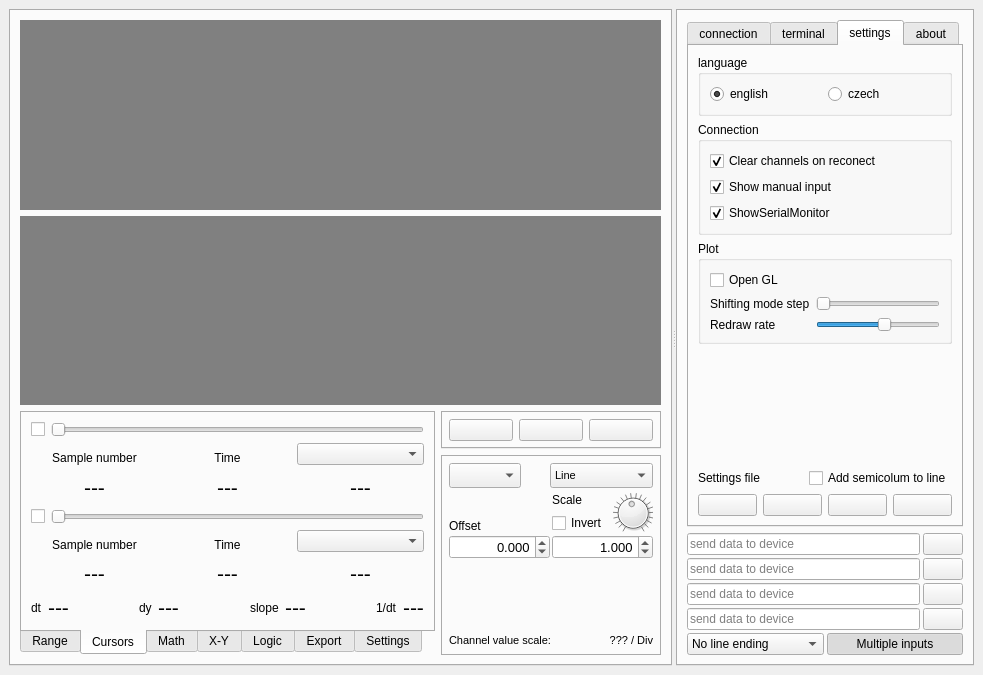
jirimaier/DataPlotter, file mainwindow.ui: the form before one commit.
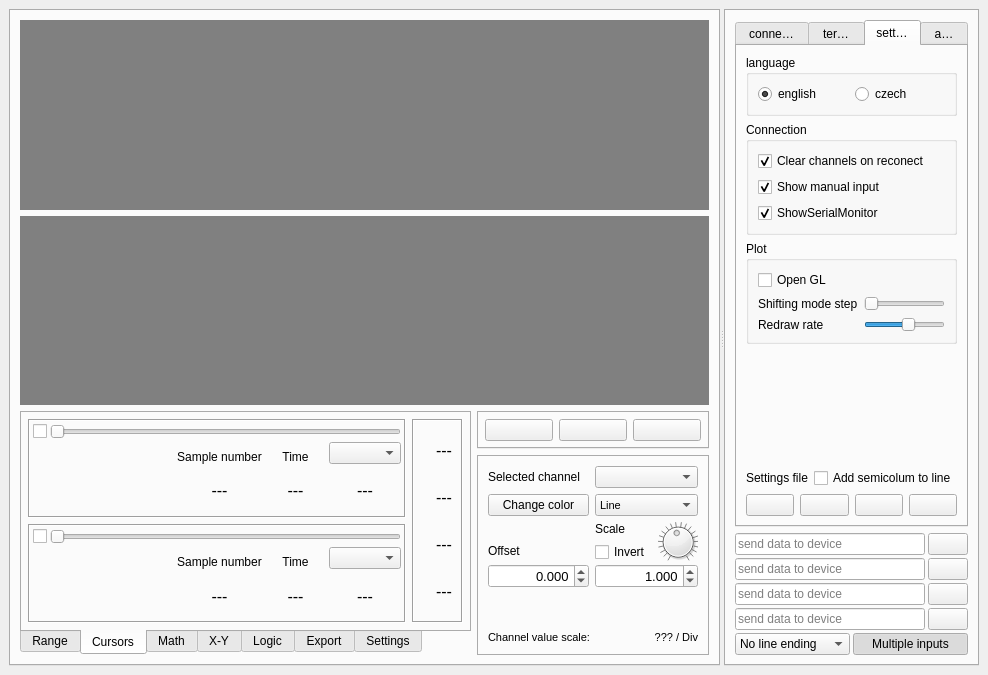
The form after the commit. The open tabs and pages were chosen to show the change. Icons and pictures are not drawn. Custom widgets are drawn as their Qt base class.

The edit to the form file:
```diff
--- a/mainwindow.ui
+++ b/mainwindow.ui
@@ -6,7 +6,7 @@
    <rect>
     <x>0</x>
     <y>0</y>
-    <width>983</width>
+    <width>988</width>
     <height>675</height>
    </rect>
   </property>
@@ -97,7 +97,19 @@
               <enum>QTabWidget::Rounded</enum>
              </property>
              <property name="currentIndex">
-              <number>1</number>
+              <number>6</number>
+             </property>
+             <property name="elideMode">
+              <enum>Qt::ElideRight</enum>
+             </property>
+             <property name="usesScrollButtons">
+              <bool>true</bool>
+             </property>
+             <property name="documentMode">
+              <bool>false</bool>
+             </property>
+             <property name="tabsClosable">
+              <bool>false</bool>
              </property>
              <property name="tabBarAutoHide">
               <bool>true</bool>
@@ -1107,9 +1119,45 @@
               <attribute name="title">
                <string>Cursors</string>
               </attribute>
-              <layout class="QVBoxLayout" name="verticalLayout_23">
+              <layout class="QHBoxLayout" name="horizontalLayout_21">
+               <property name="leftMargin">
+                <number>6</number>
+               </property>
+               <property name="topMargin">
+                <number>6</number>
+               </property>
+               <property name="rightMargin">
+                <number>6</number>
+               </property>
+               <property name="bottomMargin">
+                <number>6</number>
+               </property>
                <item>
-                <layout class="QVBoxLayout" name="verticalLayout_21">
+                <layout class="QVBoxLayout" name="verticalLayout_24">
+                 <item>
+                  <widget class="QFrame" name="frame">
+                   <property name="frameShape">
+                    <enum>QFrame::Box</enum>
+                   </property>
+                   <property name="frameShadow">
+                    <enum>QFrame::Sunken</enum>
+                   </property>
+                   <layout class="QVBoxLayout" name="verticalLayout_22">
+                    <property name="spacing">
+                     <number>3</number>
+                    </property>
+                    <property name="leftMargin">
+                     <number>3</number>
+                    </property>
+                    <property name="topMargin">
+                     <number>3</number>
+                    </property>
+                    <property name="rightMargin">
+                     <number>3</number>
+                    </property>
+                    <property name="bottomMargin">
+                     <number>3</number>
+                    </property>
                  <item>
                   <layout class="QHBoxLayout" name="horizontalLayout_4">
                    <item>
@@ -1138,18 +1186,41 @@
                   </layout>
                  </item>
                  <item>
-                  <layout class="QGridLayout" name="gridLayout_4" rowstretch="1,0">
-                   <item row="0" column="2">
-                    <widget class="QComboBox" name="comboBoxCursor1Channel">
-                     <property name="maxVisibleItems">
-                      <number>1000</number>
-                     </property>
-                     <property name="sizeAdjustPolicy">
-                      <enum>QComboBox::AdjustToContents</enum>
-                     </property>
-                    </widget>
-                   </item>
-                   <item row="0" column="0">
+                     <layout class="QGridLayout" name="gridLayout_4" rowstretch="1,100" columnstretch="1000,1,1,1">
+                      <property name="horizontalSpacing">
+                       <number>20</number>
+                      </property>
+                      <item row="1" column="3">
+                       <widget class="QLabel" name="labelCur1Val">
+                        <property name="font">
+                         <font>
+                          <pointsize>12</pointsize>
+                         </font>
+                        </property>
+                        <property name="text">
+                         <string>---</string>
+                        </property>
+                        <property name="alignment">
+                         <set>Qt::AlignCenter</set>
+                        </property>
+                       </widget>
+                      </item>
+                      <item row="1" column="1">
+                       <widget class="QLabel" name="labelCur1Sample">
+                        <property name="font">
+                         <font>
+                          <pointsize>12</pointsize>
+                         </font>
+                        </property>
+                        <property name="text">
+                         <string>---</string>
+                        </property>
+                        <property name="alignment">
+                         <set>Qt::AlignCenter</set>
+                        </property>
+                       </widget>
+                      </item>
+                      <item row="0" column="1">
                     <widget class="QLabel" name="label_21">
                      <property name="text">
                       <string>Sample number</string>
@@ -1159,21 +1230,11 @@
                      </property>
                     </widget>
                    </item>
-                   <item row="0" column="1">
-                    <widget class="QLabel" name="label_19">
-                     <property name="text">
-                      <string>Time</string>
-                     </property>
-                     <property name="alignment">
-                      <set>Qt::AlignBottom|Qt::AlignHCenter</set>
-                     </property>
-                    </widget>
-                   </item>
-                   <item row="1" column="1">
+                      <item row="1" column="2">
                     <widget class="QLabel" name="labelCur1Time">
                      <property name="font">
                       <font>
-                       <pointsize>16</pointsize>
+                          <pointsize>12</pointsize>
                       </font>
                      </property>
                      <property name="text">
@@ -1184,42 +1245,68 @@
                      </property>
                     </widget>
                    </item>
-                   <item row="1" column="0">
-                    <widget class="QLabel" name="labelCur1Sample">
-                     <property name="font">
-                      <font>
-                       <pointsize>16</pointsize>
-                      </font>
-                     </property>
+                      <item row="0" column="2">
+                       <widget class="QLabel" name="label_19">
                      <property name="text">
-                      <string>---</string>
+                         <string>Time</string>
                      </property>
                      <property name="alignment">
-                      <set>Qt::AlignCenter</set>
+                         <set>Qt::AlignBottom|Qt::AlignHCenter</set>
                      </property>
                     </widget>
                    </item>
-                   <item row="1" column="2">
-                    <widget class="QLabel" name="labelCur1Val">
-                     <property name="font">
-                      <font>
-                       <pointsize>16</pointsize>
-                      </font>
-                     </property>
-                     <property name="text">
-                      <string>---</string>
-                     </property>
-                     <property name="alignment">
-                      <set>Qt::AlignCenter</set>
-                     </property>
-                    </widget>
-                   </item>
+                      <item row="0" column="3">
+                       <widget class="QComboBox" name="comboBoxCursor1Channel">
+                        <property name="maxVisibleItems">
+                         <number>1000</number>
+                        </property>
+                        <property name="sizeAdjustPolicy">
+                         <enum>QComboBox::AdjustToContents</enum>
+                        </property>
+                       </widget>
+                      </item>
+                      <item row="0" column="0">
+                       <spacer name="horizontalSpacer_3">
+                        <property name="orientation">
+                         <enum>Qt::Horizontal</enum>
+                        </property>
+                        <property name="sizeHint" stdset="0">
+                         <size>
+                          <width>40</width>
+                          <height>20</height>
+                         </size>
+                        </property>
+                       </spacer>
+                      </item>
                   </layout>
                  </item>
                 </layout>
+                  </widget>
                </item>
                <item>
-                <layout class="QVBoxLayout" name="verticalLayout_22">
+                  <widget class="QFrame" name="frame">
+                   <property name="frameShape">
+                    <enum>QFrame::Box</enum>
+                   </property>
+                   <property name="frameShadow">
+                    <enum>QFrame::Sunken</enum>
+                   </property>
+                   <layout class="QVBoxLayout" name="verticalLayout_21">
+                    <property name="spacing">
+                     <number>3</number>
+                    </property>
+                    <property name="leftMargin">
+                     <number>3</number>
+                    </property>
+                    <property name="topMargin">
+                     <number>3</number>
+                    </property>
+                    <property name="rightMargin">
+                     <number>3</number>
+                    </property>
+                    <property name="bottomMargin">
+                     <number>3</number>
+                    </property>
                  <item>
                   <layout class="QHBoxLayout" name="horizontalLayout_9">
                    <item>
@@ -1251,8 +1338,14 @@
                   </layout>
                  </item>
                  <item>
-                  <layout class="QGridLayout" name="gridLayout_5" rowstretch="1,0">
-                   <item row="0" column="2">
+                     <layout class="QGridLayout" name="gridLayout_5" rowstretch="1,100" columnstretch="1000,1,1,1">
+                      <property name="horizontalSpacing">
+                       <number>20</number>
+                      </property>
+                      <property name="verticalSpacing">
+                       <number>6</number>
+                      </property>
+                      <item row="0" column="3">
                     <widget class="QComboBox" name="comboBoxCursor2Channel">
                      <property name="maxVisibleItems">
                       <number>1000</number>
@@ -1262,46 +1355,11 @@
                      </property>
                     </widget>
                    </item>
-                   <item row="0" column="0">
-                    <widget class="QLabel" name="label_22">
-                     <property name="text">
-                      <string>Sample number</string>
-                     </property>
-                     <property name="alignment">
-                      <set>Qt::AlignBottom|Qt::AlignHCenter</set>
-                     </property>
-                    </widget>
-                   </item>
-                   <item row="0" column="1">
-                    <widget class="QLabel" name="label_20">
-                     <property name="text">
-                      <string>Time</string>
-                     </property>
-                     <property name="alignment">
-                      <set>Qt::AlignBottom|Qt::AlignHCenter</set>
-                     </property>
-                    </widget>
-                   </item>
                    <item row="1" column="1">
-                    <widget class="QLabel" name="labelCur2Time">
-                     <property name="font">
-                      <font>
-                       <pointsize>16</pointsize>
-                      </font>
-                     </property>
-                     <property name="text">
-                      <string>---</string>
-                     </property>
-                     <property name="alignment">
-                      <set>Qt::AlignCenter</set>
-                     </property>
-                    </widget>
-                   </item>
-                   <item row="1" column="0">
                     <widget class="QLabel" name="labelCur2Sample">
                      <property name="font">
                       <font>
-                       <pointsize>16</pointsize>
+                          <pointsize>12</pointsize>
                       </font>
                      </property>
                      <property name="text">
@@ -1313,10 +1371,25 @@
                     </widget>
                    </item>
                    <item row="1" column="2">
+                       <widget class="QLabel" name="labelCur2Time">
+                        <property name="font">
+                         <font>
+                          <pointsize>12</pointsize>
+                         </font>
+                        </property>
+                        <property name="text">
+                         <string>---</string>
+                        </property>
+                        <property name="alignment">
+                         <set>Qt::AlignCenter</set>
+                        </property>
+                       </widget>
+                      </item>
+                      <item row="1" column="3">
                     <widget class="QLabel" name="labelCur2Val">
                      <property name="font">
                       <font>
-                       <pointsize>16</pointsize>
+                          <pointsize>12</pointsize>
                       </font>
                      </property>
                      <property name="text">
@@ -1327,24 +1400,81 @@
                      </property>
                     </widget>
                    </item>
+                      <item row="0" column="1">
+                       <widget class="QLabel" name="label_22">
+                        <property name="text">
+                         <string>Sample number</string>
+                        </property>
+                        <property name="alignment">
+                         <set>Qt::AlignBottom|Qt::AlignHCenter</set>
+                        </property>
+                       </widget>
+                      </item>
+                      <item row="0" column="2">
+                       <widget class="QLabel" name="label_20">
+                        <property name="text">
+                         <string>Time</string>
+                        </property>
+                        <property name="alignment">
+                         <set>Qt::AlignBottom|Qt::AlignHCenter</set>
+                        </property>
+                       </widget>
+                      </item>
+                      <item row="0" column="0">
+                       <spacer name="horizontalSpacer_11">
+                        <property name="orientation">
+                         <enum>Qt::Horizontal</enum>
+                        </property>
+                        <property name="sizeHint" stdset="0">
+                         <size>
+                          <width>40</width>
+                          <height>20</height>
+                         </size>
+                        </property>
+                       </spacer>
+                      </item>
                   </layout>
                  </item>
                 </layout>
-               </item>
+                  </widget>
+                 </item>
+                </layout>
+               </item>
                <item>
-                <layout class="QHBoxLayout" name="horizontalLayout_21" stretch="1,1,100,1,1,100,1,1,100,1,1">
+                <widget class="QFrame" name="frame">
+                 <property name="frameShape">
+                  <enum>QFrame::Box</enum>
+                 </property>
+                 <property name="frameShadow">
+                  <enum>QFrame::Sunken</enum>
+                 </property>
+                 <layout class="QVBoxLayout" name="verticalLayout_23">
+                  <item>
+                   <layout class="QHBoxLayout" name="horizontalLayout_11">
                  <item>
                   <widget class="QLabel" name="label_18">
                    <property name="text">
-                    <string>dt</string>
+                       <string/>
+                      </property>
+                      <property name="pixmap">
+                       <pixmap resource="resources.qrc">:/images/icons/deltaX.png</pixmap>
+                      </property>
+                      <property name="scaledContents">
+                       <bool>false</bool>
                    </property>
                   </widget>
                  </item>
                  <item>
                   <widget class="QLabel" name="labelCurDeltaTime">
+                      <property name="sizePolicy">
+                       <sizepolicy hsizetype="Fixed" vsizetype="Preferred">
+                        <horstretch>0</horstretch>
+                        <verstretch>0</verstretch>
+                       </sizepolicy>
+                      </property>
                    <property name="font">
                     <font>
-                     <pointsize>16</pointsize>
+                        <pointsize>12</pointsize>
                     </font>
                    </property>
                    <property name="text">
@@ -1355,31 +1485,31 @@
                    </property>
                   </widget>
                  </item>
+                   </layout>
+                  </item>
                  <item>
-                  <spacer name="horizontalSpacer_3">
-                   <property name="orientation">
-                    <enum>Qt::Horizontal</enum>
-                   </property>
-                   <property name="sizeHint" stdset="0">
-                    <size>
-                     <width>40</width>
-                     <height>20</height>
-                    </size>
-                   </property>
-                  </spacer>
-                 </item>
+                   <layout class="QHBoxLayout" name="horizontalLayout_22">
                  <item>
                   <widget class="QLabel" name="label_11">
                    <property name="text">
-                    <string>dy</string>
+                       <string/>
+                      </property>
+                      <property name="pixmap">
+                       <pixmap resource="resources.qrc">:/images/icons/deltaY.png</pixmap>
                    </property>
                   </widget>
                  </item>
                  <item>
                   <widget class="QLabel" name="labelCurDeltaValue">
+                      <property name="sizePolicy">
+                       <sizepolicy hsizetype="Fixed" vsizetype="Preferred">
+                        <horstretch>0</horstretch>
+                        <verstretch>0</verstretch>
+                       </sizepolicy>
+                      </property>
                    <property name="font">
                     <font>
-                     <pointsize>16</pointsize>
+                        <pointsize>12</pointsize>
                     </font>
                    </property>
                    <property name="text">
@@ -1390,31 +1520,31 @@
                    </property>
                   </widget>
                  </item>
+                   </layout>
+                  </item>
                  <item>
-                  <spacer name="horizontalSpacer_11">
-                   <property name="orientation">
-                    <enum>Qt::Horizontal</enum>
-                   </property>
-                   <property name="sizeHint" stdset="0">
-                    <size>
-                     <width>40</width>
-                     <height>20</height>
-                    </size>
-                   </property>
-                  </spacer>
-                 </item>
+                   <layout class="QHBoxLayout" name="horizontalLayout_23">
                  <item>
                   <widget class="QLabel" name="label_23">
                    <property name="text">
-                    <string>slope</string>
+                       <string/>
+                      </property>
+                      <property name="pixmap">
+                       <pixmap resource="resources.qrc">:/images/icons/slope.png</pixmap>
                    </property>
                   </widget>
                  </item>
                  <item>
                   <widget class="QLabel" name="labelCurSlope">
+                      <property name="sizePolicy">
+                       <sizepolicy hsizetype="Fixed" vsizetype="Preferred">
+                        <horstretch>0</horstretch>
+                        <verstretch>0</verstretch>
+                       </sizepolicy>
+                      </property>
                    <property name="font">
                     <font>
-                     <pointsize>16</pointsize>
+                        <pointsize>12</pointsize>
                     </font>
                    </property>
                    <property name="text">
@@ -1425,31 +1555,31 @@
                    </property>
                   </widget>
                  </item>
+                   </layout>
+                  </item>
                  <item>
-                  <spacer name="horizontalSpacer_13">
-                   <property name="orientation">
-                    <enum>Qt::Horizontal</enum>
-                   </property>
-                   <property name="sizeHint" stdset="0">
-                    <size>
-                     <width>40</width>
-                     <height>20</height>
-                    </size>
-                   </property>
-                  </spacer>
-                 </item>
+                   <layout class="QHBoxLayout" name="horizontalLayout_37">
                  <item>
                   <widget class="QLabel" name="label_14">
                    <property name="text">
-                    <string>1/dt</string>
+                       <string/>
+                      </property>
+                      <property name="pixmap">
+                       <pixmap resource="resources.qrc">:/images/icons/freq.png</pixmap>
                    </property>
                   </widget>
                  </item>
                  <item>
                   <widget class="QLabel" name="labelCurFreq">
+                      <property name="sizePolicy">
+                       <sizepolicy hsizetype="Fixed" vsizetype="Preferred">
+                        <horstretch>0</horstretch>
+                        <verstretch>0</verstretch>
+                       </sizepolicy>
+                      </property>
                    <property name="font">
                     <font>
-                     <pointsize>16</pointsize>
+                        <pointsize>12</pointsize>
                     </font>
                    </property>
                    <property name="text">
@@ -1461,6 +1591,9 @@
                   </widget>
                  </item>
                 </layout>
+                  </item>
+                 </layout>
+                </widget>
                </item>
               </layout>
              </widget>
@@ -2924,82 +3057,10 @@
                 <attribute name="title">
                  <string>Channel</string>
                 </attribute>
-                <layout class="QVBoxLayout" name="verticalLayout_7" stretch="1,1,100,1">
-                 <property name="spacing">
-                  <number>5</number>
-                 </property>
-                 <property name="leftMargin">
-                  <number>6</number>
-                 </property>
-                 <property name="topMargin">
-                  <number>6</number>
-                 </property>
-                 <property name="rightMargin">
-                  <number>6</number>
-                 </property>
-                 <property name="bottomMargin">
-                  <number>6</number>
-                 </property>
+                <layout class="QVBoxLayout" name="verticalLayout_7">
                  <item>
-                  <layout class="QHBoxLayout" name="horizontalLayout_37" stretch="100,1,1">
-                   <property name="spacing">
-                    <number>2</number>
-                   </property>
-                   <item>
-                    <widget class="QComboBox" name="comboBoxSelectedChannel">
-                     <property name="sizePolicy">
-                      <sizepolicy hsizetype="Preferred" vsizetype="Preferred">
-                       <horstretch>0</horstretch>
-                       <verstretch>0</verstretch>
-                      </sizepolicy>
-                     </property>
-                     <property name="maxVisibleItems">
-                      <number>1000</number>
-                     </property>
-                     <property name="sizeAdjustPolicy">
-                      <enum>QComboBox::AdjustToContents</enum>
-                     </property>
-                    </widget>
-                   </item>
-                   <item>
-                    <widget class="QPushButton" name="pushButtonChannelColor">
-                     <property name="sizePolicy">
-                      <sizepolicy hsizetype="Fixed" vsizetype="Fixed">
-                       <horstretch>0</horstretch>
-                       <verstretch>0</verstretch>
-                      </sizepolicy>
-                     </property>
-                     <property name="minimumSize">
-                      <size>
-                       <width>25</width>
-                       <height>25</height>
-                      </size>
-                     </property>
-                     <property name="maximumSize">
-                      <size>
-                       <width>25</width>
-                       <height>25</height>
-                      </size>
-                     </property>
-                     <property name="text">
-                      <string notr="true"/>
-                     </property>
-                     <property name="icon">
-                      <iconset resource="resources.qrc">
-                       <normaloff>:/images/icons/blank.png</normaloff>:/images/icons/blank.png</iconset>
-                     </property>
-                     <property name="iconSize">
-                      <size>
-                       <width>30</width>
-                       <height>30</height>
-                      </size>
-                     </property>
-                     <property name="flat">
-                      <bool>true</bool>
-                     </property>
-                    </widget>
-                   </item>
-                   <item>
+                  <layout class="QGridLayout" name="gridLayout_6">
+                   <item row="2" column="1">
                     <widget class="QComboBox" name="comboBoxGraphStyle">
                      <property name="sizePolicy">
                       <sizepolicy hsizetype="Preferred" vsizetype="Preferred">
@@ -3046,73 +3107,7 @@
                      </item>
                     </widget>
                    </item>
-                  </layout>
-                 </item>
-                 <item>
-                  <layout class="QHBoxLayout" name="horizontalLayout_11">
-                   <property name="spacing">
-                    <number>2</number>
-                   </property>
-                   <item>
-                    <layout class="QVBoxLayout" name="verticalLayout_6">
-                     <item>
-                      <widget class="QLabel" name="label_8">
-                       <property name="text">
-                        <string>Offset</string>
-                       </property>
-                       <property name="alignment">
-                        <set>Qt::AlignBottom|Qt::AlignLeading|Qt::AlignLeft</set>
-                       </property>
-                       <property name="buddy">
-                        <cstring>doubleSpinBoxChOffset</cstring>
-                       </property>
-                      </widget>
-                     </item>
-                     <item>
-                      <widget class="QDoubleSpinBox" name="doubleSpinBoxChOffset">
-                       <property name="sizePolicy">
-                        <sizepolicy hsizetype="Preferred" vsizetype="Maximum">
-                         <horstretch>0</horstretch>
-                         <verstretch>0</verstretch>
-                        </sizepolicy>
-                       </property>
-                       <property name="minimumSize">
-                        <size>
-                         <width>0</width>
-                         <height>0</height>
-                        </size>
-                       </property>
-                       <property name="maximumSize">
-                        <size>
-                         <width>16777215</width>
-                         <height>16777215</height>
-                        </size>
-                       </property>
-                       <property name="font">
-                        <font>
-                         <pointsize>10</pointsize>
-                        </font>
-                       </property>
-                       <property name="alignment">
-                        <set>Qt::AlignRight|Qt::AlignTrailing|Qt::AlignVCenter</set>
-                       </property>
-                       <property name="decimals">
-                        <number>3</number>
-                       </property>
-                       <property name="minimum">
-                        <double>-1000000.000000000000000</double>
-                       </property>
-                       <property name="maximum">
-                        <double>1000000.000000000000000</double>
-                       </property>
-                       <property name="singleStep">
-                        <double>0.100000000000000</double>
-                       </property>
-                      </widget>
-                     </item>
-                    </layout>
-                   </item>
-                   <item>
+                   <item row="3" column="1">
                     <layout class="QVBoxLayout" name="verticalLayout_34">
                      <property name="spacing">
                       <number>2</number>
@@ -3238,6 +3233,95 @@
                      </item>
                     </layout>
                    </item>
+                   <item row="3" column="0">
+                    <layout class="QVBoxLayout" name="verticalLayout_6">
+                     <item>
+                      <widget class="QLabel" name="label_8">
+                       <property name="text">
+                        <string>Offset</string>
+                       </property>
+                       <property name="alignment">
+                        <set>Qt::AlignBottom|Qt::AlignLeading|Qt::AlignLeft</set>
+                       </property>
+                       <property name="buddy">
+                        <cstring>doubleSpinBoxChOffset</cstring>
+                       </property>
+                      </widget>
+                     </item>
+                     <item>
+                      <widget class="QDoubleSpinBox" name="doubleSpinBoxChOffset">
+                       <property name="sizePolicy">
+                        <sizepolicy hsizetype="Preferred" vsizetype="Maximum">
+                         <horstretch>0</horstretch>
+                         <verstretch>0</verstretch>
+                        </sizepolicy>
+                       </property>
+                       <property name="minimumSize">
+                        <size>
+                         <width>0</width>
+                         <height>0</height>
+                        </size>
+                       </property>
+                       <property name="maximumSize">
+                        <size>
+                         <width>16777215</width>
+                         <height>16777215</height>
+                        </size>
+                       </property>
+                       <property name="font">
+                        <font>
+                         <pointsize>10</pointsize>
+                        </font>
+                       </property>
+                       <property name="alignment">
+                        <set>Qt::AlignRight|Qt::AlignTrailing|Qt::AlignVCenter</set>
+                       </property>
+                       <property name="decimals">
+                        <number>3</number>
+                       </property>
+                       <property name="minimum">
+                        <double>-1000000.000000000000000</double>
+                       </property>
+                       <property name="maximum">
+                        <double>1000000.000000000000000</double>
+                       </property>
+                       <property name="singleStep">
+                        <double>0.100000000000000</double>
+                       </property>
+                      </widget>
+                     </item>
+                    </layout>
+                   </item>
+                   <item row="2" column="0">
+                    <widget class="QPushButton" name="pushButtonChangeChColor">
+                     <property name="text">
+                      <string>Change color</string>
+                     </property>
+                    </widget>
+                   </item>
+                   <item row="1" column="1">
+                    <widget class="QComboBox" name="comboBoxSelectedChannel">
+                     <property name="sizePolicy">
+                      <sizepolicy hsizetype="Preferred" vsizetype="Preferred">
+                       <horstretch>0</horstretch>
+                       <verstretch>0</verstretch>
+                      </sizepolicy>
+                     </property>
+                     <property name="maxVisibleItems">
+                      <number>1000</number>
+                     </property>
+                     <property name="sizeAdjustPolicy">
+                      <enum>QComboBox::AdjustToContents</enum>
+                     </property>
+                    </widget>
+                   </item>
+                   <item row="1" column="0">
+                    <widget class="QLabel" name="label_24">
+                     <property name="text">
+                      <string>Selected channel</string>
+                     </property>
+                    </widget>
+                   </item>
                   </layout>
                  </item>
                  <item>
@@ -3334,7 +3418,10 @@
             </size>
            </property>
            <property name="currentIndex">
-            <number>1</number>
+            <number>2</number>
+           </property>
+           <property name="elideMode">
+            <enum>Qt::ElideRight</enum>
            </property>
            <property name="usesScrollButtons">
             <bool>false</bool>
```
Left out of the diff: 46 changed lines with no effect on the pictures. Lines whose indentation alone changed are shown as unchanged.
